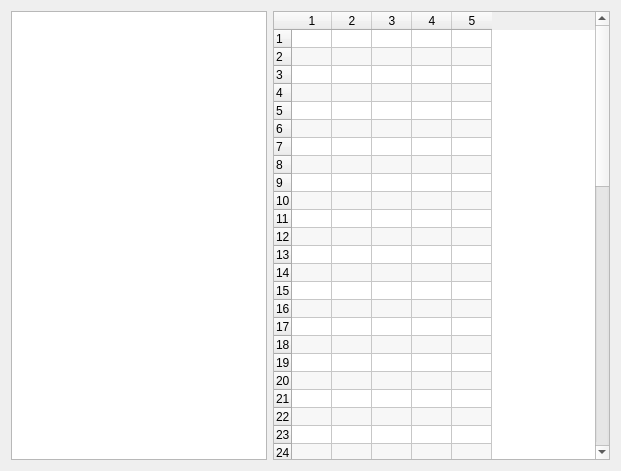
Arcachofo/SimulIDE-dev, file src/gui/memory/ramtable.ui: the form before one commit.
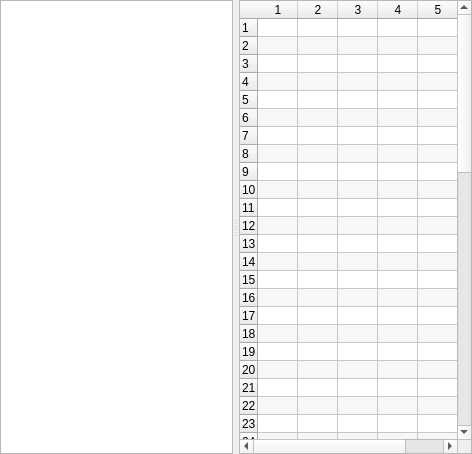
The form after the commit.

Patch:
```diff
--- a/src/gui/memory/ramtable.ui
+++ b/src/gui/memory/ramtable.ui
@@ -6,8 +6,8 @@
    <rect>
     <x>0</x>
     <y>0</y>
-    <width>621</width>
-    <height>471</height>
+    <width>472</width>
+    <height>454</height>
    </rect>
   </property>
   <property name="sizePolicy">
@@ -20,7 +20,32 @@
    <string>Form</string>
   </property>
   <layout class="QHBoxLayout" name="horizontalLayout">
+   <property name="spacing">
+    <number>0</number>
+   </property>
+   <property name="leftMargin">
+    <number>0</number>
+   </property>
+   <property name="topMargin">
+    <number>0</number>
+   </property>
+   <property name="rightMargin">
+    <number>0</number>
+   </property>
+   <property name="bottomMargin">
+    <number>0</number>
+   </property>
    <item>
+    <widget class="QSplitter" name="splitter">
+     <property name="locale">
+      <locale language="Cantonese" country="HongKong"/>
+     </property>
+     <property name="orientation">
+      <enum>Qt::Horizontal</enum>
+     </property>
+     <property name="handleWidth">
+      <number>6</number>
+     </property>
     <widget class="QListView" name="registers">
      <property name="sizePolicy">
       <sizepolicy hsizetype="Preferred" vsizetype="Expanding">
@@ -29,8 +54,6 @@
       </sizepolicy>
      </property>
     </widget>
-   </item>
-   <item>
     <widget class="QTableWidget" name="table">
      <property name="sizePolicy">
       <sizepolicy hsizetype="Expanding" vsizetype="Expanding">
@@ -75,7 +98,7 @@
       <number>40</number>
      </attribute>
      <attribute name="horizontalHeaderMinimumSectionSize">
-      <number>30</number>
+       <number>15</number>
      </attribute>
      <attribute name="verticalHeaderDefaultSectionSize">
       <number>18</number>
@@ -148,6 +171,7 @@
      <column/>
      <column/>
      <column/>
+     </widget>
     </widget>
    </item>
   </layout>
```
Lines whose indentation alone changed are shown as unchanged.
